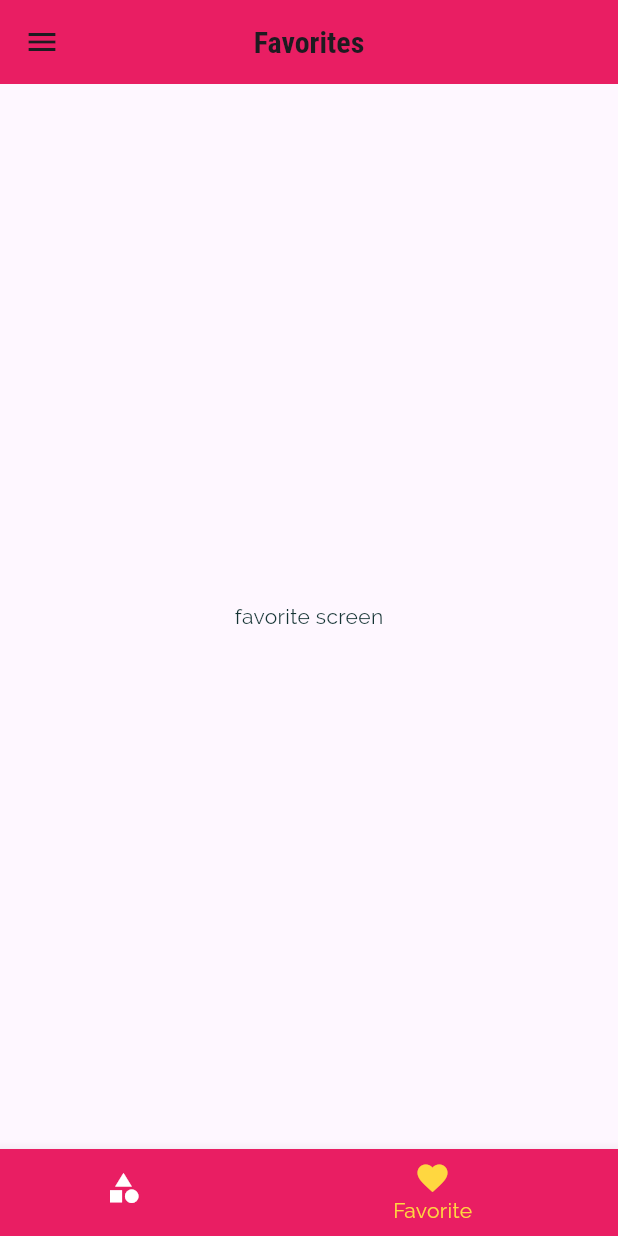
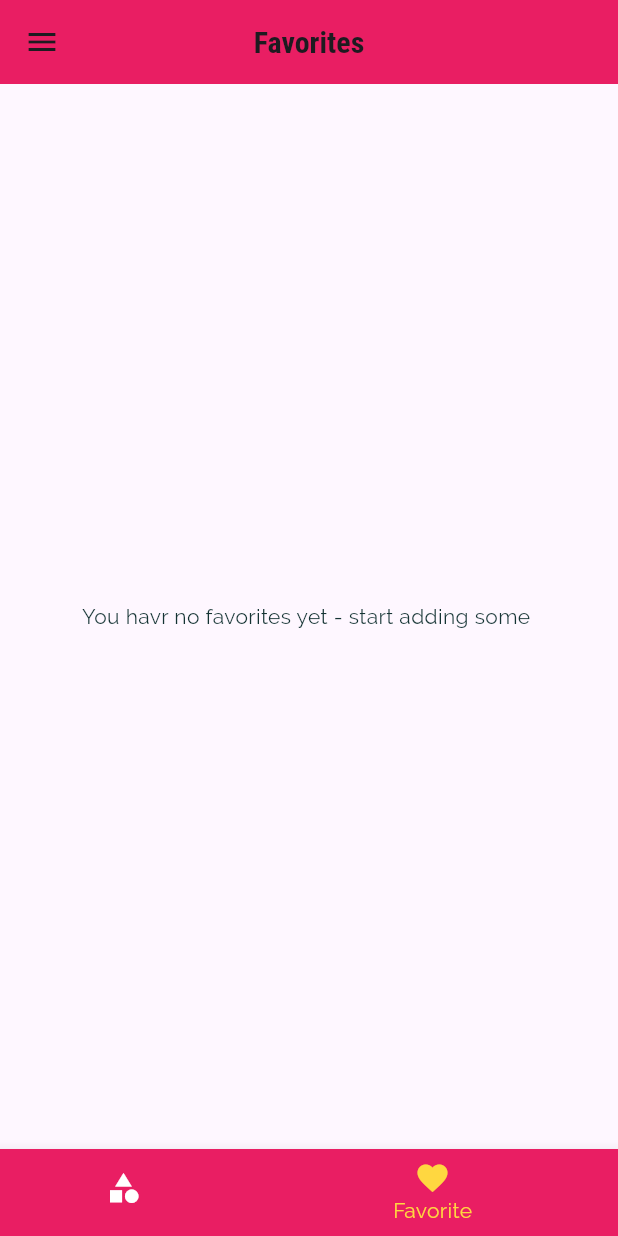
Before and after one commit to asadullah43/meals_app, a Flutter app: the screen it shows after launch, item 2 of the bottom bar chosen, on a phone screen of 412 x 824 dp. Run offline on Flutter 3.47's test engine with Material 3 defaults, Android fonts, the phone set to English and light mode, and no system bars.

```diff
--- a/lib/dummy_data.dart
+++ b/lib/dummy_data.dart
@@ -58,7 +58,8 @@ const DUMMY_CATEGORIES = [
   ),
 ];
 
-const DUMMY_MEALS = [
+// ignore: non_constant_identifier_names
+List<Meal> DUMMY_MEALS = [
   Meal(
     id: 'm1',
     categories: [
--- a/lib/main.dart
+++ b/lib/main.dart
@@ -26,6 +26,7 @@ class _MyAppState extends State<MyApp> {
     'vegetarian': false,
   };
   List<Meal> _availableMeals = DUMMY_MEALS;
+  List<Meal> _favoriteMeals = [];
   void _setFilters(Map<String, bool> filterDate) {
     setState(() {
       _filters = filterDate;
@@ -45,6 +46,24 @@ class _MyAppState extends State<MyApp> {
         return true;
       }).toList();
     });
+  }
+
+  void _toggleFavorite(String mealId) {
+    final existingIndex =
+        _favoriteMeals.indexWhere((meal) => meal.id == mealId);
+    if (existingIndex >= 0) {
+      setState(() {
+        _favoriteMeals.removeAt(existingIndex);
+      });
+    } else {
+      setState(() {
+        _favoriteMeals.add(DUMMY_MEALS.firstWhere((meal) => meal.id == mealId));
+      });
+    }
+  }
+
+  bool _isMealFav(String id) {
+    return _favoriteMeals.any((meal) => meal.id == id);
   }
 
   // This widget is the root of your application.
@@ -78,11 +97,16 @@ class _MyAppState extends State<MyApp> {
             ),
       ),
       routes: {
-        '/': (context) => const TabsScreen(),
+        '/': (context) => TabsScreen(
+              favoriteMeals: _favoriteMeals,
+            ),
         CategoryMealsScreen.routeName: (context) => CategoryMealsScreen(
               availableMeals: _availableMeals,
             ),
-        MealDetailScreen.routeName: (context) => const MealDetailScreen(),
+        MealDetailScreen.routeName: (context) => MealDetailScreen(
+              toggleFvorite: _toggleFavorite,
+              isFvorite: _isMealFav,
+            ),
         FilterScreen.routeName: (context) => FilterScreen(
               saveFilters: _setFilters,
               currentFilter: _filters,
--- a/lib/models/meal.dart
+++ b/lib/models/meal.dart
@@ -27,7 +27,8 @@ class Meal {
   final bool isVegan;
   final bool isVegetarian;
 
-  const Meal({
+
+  Meal({
     required this.id,
     required this.categories,
     required this.title,
@@ -41,5 +42,6 @@ class Meal {
     required this.isLactoseFree,
     required this.isVegan,
     required this.isVegetarian,
+
   });
 }
--- a/lib/screens/favorites_screen.dart
+++ b/lib/screens/favorites_screen.dart
@@ -1,12 +1,32 @@
 import 'package:flutter/material.dart';
+import 'package:meals_app/models/meal.dart';
+
+import '../widgets/meal_item.dart';
 
 class FavoritesScreen extends StatelessWidget {
-  const FavoritesScreen({super.key});
+  final List<Meal> favoriteMeals;
+
+  const FavoritesScreen({super.key, required this.favoriteMeals});
 
   @override
   Widget build(BuildContext context) {
-    return const Center(
-      child: Text('favorite screen'),
-    );
+    if (favoriteMeals.isEmpty) {
+      return const Center(
+        child: Text('You havr no favorites yet - start adding some '),
+      );
+    } else {
+      return ListView.builder(
+        itemBuilder: (context, index) {
+          return MealItem(
+              id: favoriteMeals[index].id,
+              title: favoriteMeals[index].title,
+              imageUrl: favoriteMeals[index].imageUrl,
+              duration: favoriteMeals[index].duration,
+              complexity: favoriteMeals[index].complexity,
+              affordability: favoriteMeals[index].affordability);
+        },
+        itemCount: favoriteMeals.length,
+      );
+    }
   }
 }
--- a/lib/screens/tabs_screen.dart
+++ b/lib/screens/tabs_screen.dart
@@ -2,25 +2,38 @@ import 'package:flutter/material.dart';
 import 'package:meals_app/screens/categories_screen.dart';
 import 'package:meals_app/screens/favorites_screen.dart';
 
+import '../models/meal.dart';
 import '../widgets/main_drawer.dart';
 
 class TabsScreen extends StatefulWidget {
-  const TabsScreen({super.key});
+  final List<Meal> favoriteMeals;
+
+  const TabsScreen({super.key, required this.favoriteMeals});
 
   @override
   State<TabsScreen> createState() => _TabsScreenState();
 }
 
 class _TabsScreenState extends State<TabsScreen> {
-  final List<Map<String, Object>> _pages = [
-    {'page': const CategoriesScreen(), 'title': 'Categories'},
-    {'page': const FavoritesScreen(), 'title': 'Favorites'},
-  ];
+  late List<Map<String, Object>> _pages;
   int _selectedPageIndex = 0;
   void _selectPage(int index) {
     setState(() {
       _selectedPageIndex = index;
     });
+  }
+
+  @override
+  void initState() {
+    _pages = [
+      {'page': const CategoriesScreen(), 'title': 'Categories'},
+      {
+        'page': FavoritesScreen(favoriteMeals: widget.favoriteMeals),
+        'title': 'Favorites'
+      },
+    ];
+
+    super.initState();
   }
 
   @override
```
Also changed, not shown: lib/screens/meal_detail_screen.dart (+12 -4 lines).
